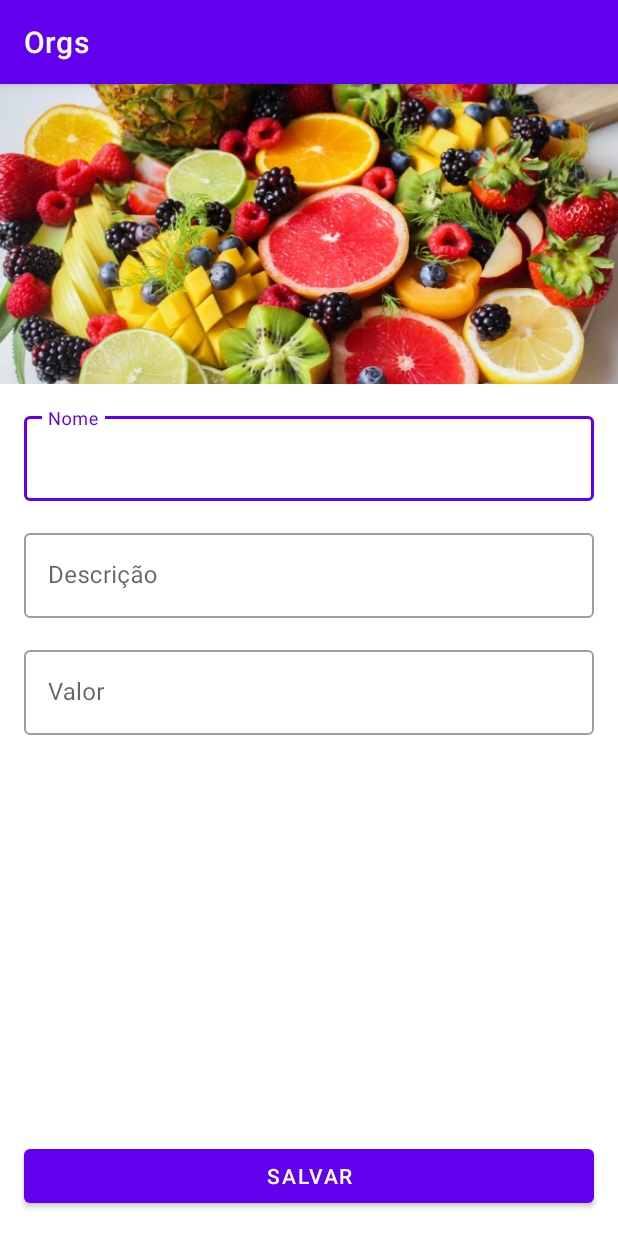
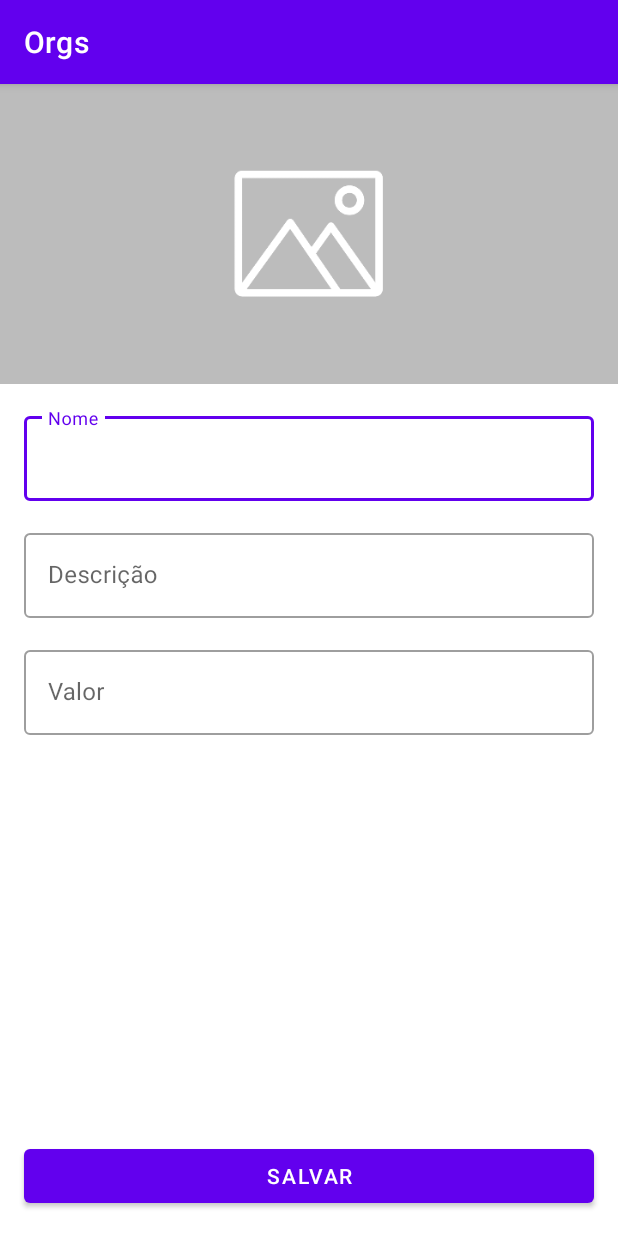
Before and after one commit to PedroSomensi/android-orgs, an Android app built with Jetpack Compose: the FormProductActivity screen opened directly, with no data from a screen before it, on a phone screen of 412 x 824 dp. Run offline under Robolectric (Android 15) with nearby library versions, the phone set to English and light mode, and no system bars.

Commit message:
fixed srcCompat of image from activity_form_product

```diff
--- a/app/src/main/res/layout/activity_form_product.xml
+++ b/app/src/main/res/layout/activity_form_product.xml
@@ -15,7 +15,7 @@
             android:layout_width="0dp"
             android:layout_height="200dp"
             android:id="@+id/activity_form_product_imageview"
-            app:srcCompat="@drawable/produto_1"
+            app:srcCompat="@drawable/imagem_padrao"
             app:layout_constraintEnd_toEndOf="parent"
             app:layout_constraintStart_toStartOf="parent"
             app:layout_constraintTop_toTopOf="parent"
```
